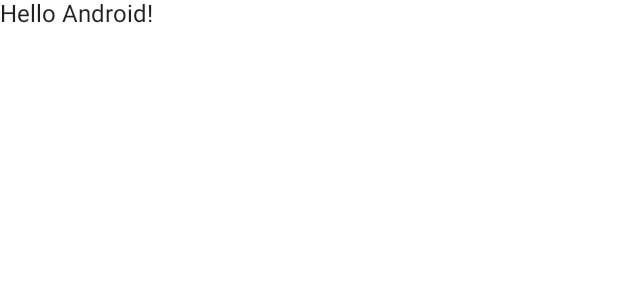
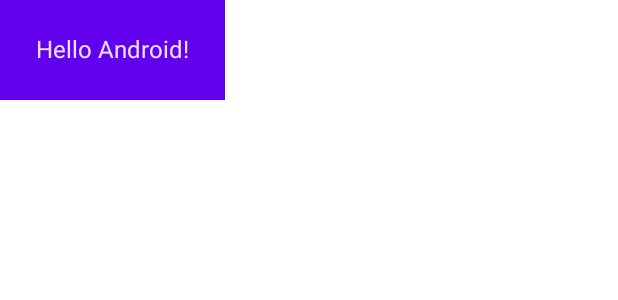
Before and after one commit to ilatyphi95/basic-compose, an Android app built with Jetpack Compose: the @Preview function DefaultPreview, on a phone screen of 412 x 824 dp. Shown: the top 300 px of the screen. Run offline under Robolectric (Android 15) with nearby library versions, the phone set to English and light mode, and no system bars.

Commit message:
Tweak UI a little

```diff
--- a/app/src/main/java/com/seamfix/basiccompose/MainActivity.kt
+++ b/app/src/main/java/com/seamfix/basiccompose/MainActivity.kt
@@ -4,12 +4,14 @@ import android.os.Bundle
 import androidx.activity.ComponentActivity
 import androidx.activity.compose.setContent
 import androidx.compose.foundation.layout.fillMaxSize
+import androidx.compose.foundation.layout.padding
 import androidx.compose.material.MaterialTheme
 import androidx.compose.material.Surface
 import androidx.compose.material.Text
 import androidx.compose.runtime.Composable
 import androidx.compose.ui.Modifier
 import androidx.compose.ui.tooling.preview.Preview
+import androidx.compose.ui.unit.dp
 import com.seamfix.basiccompose.ui.theme.BasicComposeTheme
 
 class MainActivity : ComponentActivity() {
@@ -31,7 +33,9 @@ class MainActivity : ComponentActivity() {
 
 @Composable
 fun Greeting(name: String) {
-    Text(text = "Hello $name!")
+    Surface(color = MaterialTheme.colors.primary) {
+        Text(text = "Hello $name!", modifier = Modifier.padding(24.dp))
+    }
 }
 
 @Preview(showBackground = true)
```
